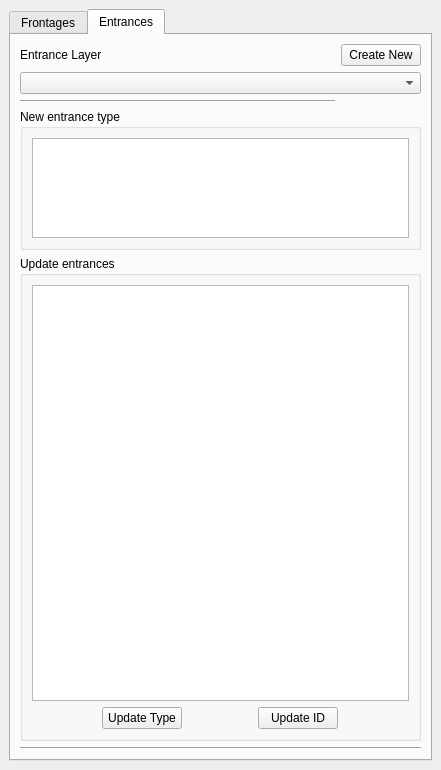
Qt form UrbanDataInput/urban_data_input_dockwidget_base.ui (spacesyntax/UrbanDataInputTool) before a commit.
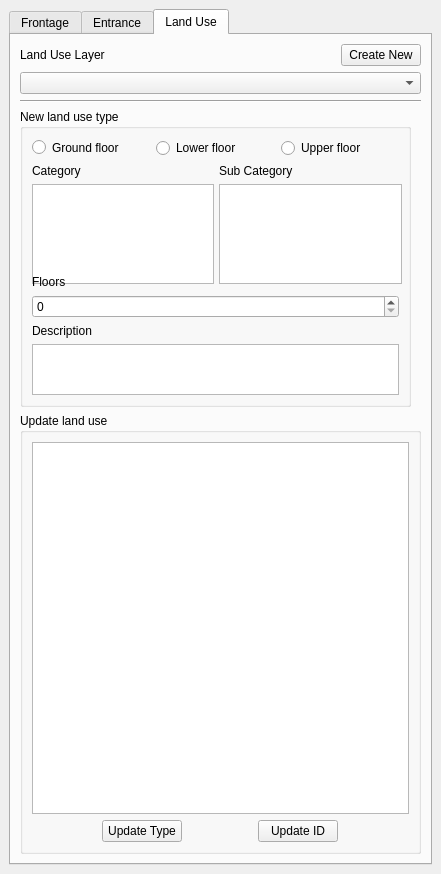
The same form after that commit.

```diff
--- a/UrbanDataInput/urban_data_input_dockwidget_base.ui
+++ b/UrbanDataInput/urban_data_input_dockwidget_base.ui
@@ -7,13 +7,13 @@
     <x>0</x>
     <y>0</y>
     <width>441</width>
-    <height>770</height>
+    <height>874</height>
    </rect>
   </property>
   <property name="minimumSize">
    <size>
     <width>441</width>
-    <height>579</height>
+    <height>592</height>
    </size>
   </property>
   <property name="windowTitle">
@@ -27,14 +27,14 @@
        <enum>QTabWidget::Rounded</enum>
       </property>
       <property name="currentIndex">
-       <number>1</number>
+       <number>2</number>
       </property>
       <property name="usesScrollButtons">
        <bool>true</bool>
       </property>
       <widget class="QWidget" name="tab">
        <attribute name="title">
-        <string>Frontages</string>
+        <string>Frontage</string>
        </attribute>
        <layout class="QVBoxLayout" name="verticalLayout_2" stretch="0,0,3,0">
         <item>
@@ -284,7 +284,7 @@
       </widget>
       <widget class="QWidget" name="tab_2">
        <attribute name="title">
-        <string>Entrances</string>
+        <string>Entrance</string>
        </attribute>
        <layout class="QVBoxLayout" name="verticalLayout_4">
         <item>
@@ -329,6 +329,12 @@
             <verstretch>0</verstretch>
            </sizepolicy>
           </property>
+          <property name="maximumSize">
+           <size>
+            <width>399</width>
+            <height>133</height>
+           </size>
+          </property>
           <property name="title">
            <string>New entrance type</string>
           </property>
@@ -358,7 +364,7 @@
         <item>
          <widget class="QGroupBox" name="groupBox_4">
           <property name="title">
-           <string>Update entrances</string>
+           <string>Update entrance</string>
           </property>
           <layout class="QGridLayout" name="gridLayout_7">
            <item row="0" column="0">
@@ -369,9 +375,9 @@
             </layout>
            </item>
            <item row="1" column="0">
-            <layout class="QHBoxLayout" name="horizontalLayout">
-             <item>
-              <widget class="QPushButton" name="pushButton_2">
+            <layout class="QGridLayout" name="gridLayout_8">
+             <item row="0" column="0">
+              <widget class="QPushButton" name="updateEntranceButton">
                <property name="sizePolicy">
                 <sizepolicy hsizetype="Maximum" vsizetype="Fixed">
                  <horstretch>0</horstretch>
@@ -383,8 +389,8 @@
                </property>
               </widget>
              </item>
-             <item>
-              <widget class="QPushButton" name="pushButton_3">
+             <item row="0" column="1">
+              <widget class="QPushButton" name="updateEntranceIDButton">
                <property name="sizePolicy">
                 <sizepolicy hsizetype="Maximum" vsizetype="Fixed">
                  <horstretch>0</horstretch>
@@ -410,6 +416,230 @@
         </item>
        </layout>
       </widget>
+      <widget class="QWidget" name="tab_3">
+       <attribute name="title">
+        <string>Land Use</string>
+       </attribute>
+       <layout class="QVBoxLayout" name="verticalLayout_5">
+        <item>
+         <layout class="QGridLayout" name="gridLayout_10">
+          <item row="0" column="1">
+           <widget class="QPushButton" name="pushButtonNewLUFile">
+            <property name="sizePolicy">
+             <sizepolicy hsizetype="Maximum" vsizetype="Fixed">
+              <horstretch>0</horstretch>
+              <verstretch>0</verstretch>
+             </sizepolicy>
+            </property>
+            <property name="text">
+             <string>Create New</string>
+            </property>
+           </widget>
+          </item>
+          <item row="1" column="0" colspan="2">
+           <widget class="QComboBox" name="useExistingLUcomboBox"/>
+          </item>
+          <item row="0" column="0">
+           <widget class="QLabel" name="label_landuselayer">
+            <property name="text">
+             <string>Land Use Layer</string>
+            </property>
+           </widget>
+          </item>
+          <item row="2" column="0" colspan="2">
+           <widget class="Line" name="line_5">
+            <property name="orientation">
+             <enum>Qt::Horizontal</enum>
+            </property>
+           </widget>
+          </item>
+         </layout>
+        </item>
+        <item>
+         <widget class="QGroupBox" name="groupBox_newlandusetype">
+          <property name="maximumSize">
+           <size>
+            <width>391</width>
+            <height>298</height>
+           </size>
+          </property>
+          <property name="title">
+           <string>New land use type</string>
+          </property>
+          <layout class="QGridLayout" name="gridLayout_9">
+           <item row="0" column="0" colspan="2">
+            <layout class="QHBoxLayout" name="horizontalLayout">
+             <item>
+              <widget class="QRadioButton" name="radioButton">
+               <property name="maximumSize">
+                <size>
+                 <width>16777215</width>
+                 <height>17</height>
+                </size>
+               </property>
+               <property name="text">
+                <string>Ground floor</string>
+               </property>
+              </widget>
+             </item>
+             <item>
+              <widget class="QRadioButton" name="radioButton_2">
+               <property name="text">
+                <string>Lower floor</string>
+               </property>
+              </widget>
+             </item>
+             <item>
+              <widget class="QRadioButton" name="radioButton_3">
+               <property name="text">
+                <string>Upper floor</string>
+               </property>
+              </widget>
+             </item>
+            </layout>
+           </item>
+           <item row="1" column="1">
+            <widget class="QLabel" name="label_lusubcategory">
+             <property name="text">
+              <string>Sub Category</string>
+             </property>
+            </widget>
+           </item>
+           <item row="1" column="0">
+            <widget class="QLabel" name="label_Lucategory">
+             <property name="text">
+              <string>Category</string>
+             </property>
+            </widget>
+           </item>
+           <item row="2" column="0">
+            <widget class="QListWidget" name="lucategorylistWidget">
+             <property name="sizePolicy">
+              <sizepolicy hsizetype="Expanding" vsizetype="Maximum">
+               <horstretch>0</horstretch>
+               <verstretch>0</verstretch>
+              </sizepolicy>
+             </property>
+             <property name="minimumSize">
+              <size>
+               <width>182</width>
+               <height>100</height>
+              </size>
+             </property>
+             <property name="maximumSize">
+              <size>
+               <width>182</width>
+               <height>100</height>
+              </size>
+             </property>
+             <property name="sortingEnabled">
+              <bool>false</bool>
+             </property>
+            </widget>
+           </item>
+           <item row="3" column="0">
+            <widget class="QLabel" name="label_lufloors">
+             <property name="text">
+              <string>Floors</string>
+             </property>
+            </widget>
+           </item>
+           <item row="6" column="0" colspan="2">
+            <widget class="QTextEdit" name="textEdit">
+             <property name="maximumSize">
+              <size>
+               <width>371</width>
+               <height>51</height>
+              </size>
+             </property>
+            </widget>
+           </item>
+           <item row="5" column="0">
+            <widget class="QLabel" name="label_ludescription">
+             <property name="text">
+              <string>Description</string>
+             </property>
+            </widget>
+           </item>
+           <item row="2" column="1">
+            <widget class="QListWidget" name="lusubcategorylistWidget">
+             <property name="sizePolicy">
+              <sizepolicy hsizetype="Expanding" vsizetype="Maximum">
+               <horstretch>0</horstretch>
+               <verstretch>0</verstretch>
+              </sizepolicy>
+             </property>
+             <property name="minimumSize">
+              <size>
+               <width>183</width>
+               <height>100</height>
+              </size>
+             </property>
+             <property name="maximumSize">
+              <size>
+               <width>183</width>
+               <height>100</height>
+              </size>
+             </property>
+             <property name="sortingEnabled">
+              <bool>false</bool>
+             </property>
+            </widget>
+           </item>
+           <item row="4" column="0" colspan="2">
+            <widget class="QSpinBox" name="spinBoxlufloors"/>
+           </item>
+          </layout>
+         </widget>
+        </item>
+        <item>
+         <widget class="QGroupBox" name="groupBox_updatelanduse">
+          <property name="title">
+           <string>Update land use</string>
+          </property>
+          <layout class="QGridLayout" name="gridLayout_11">
+           <item row="0" column="0">
+            <layout class="QHBoxLayout" name="horizontalLayout_5">
+             <item>
+              <widget class="QTableWidget" name="tableWidgetlanduse"/>
+             </item>
+            </layout>
+           </item>
+           <item row="1" column="0">
+            <layout class="QGridLayout" name="gridLayout_12">
+             <item row="0" column="0">
+              <widget class="QPushButton" name="updateEntranceButton_2">
+               <property name="sizePolicy">
+                <sizepolicy hsizetype="Maximum" vsizetype="Fixed">
+                 <horstretch>0</horstretch>
+                 <verstretch>0</verstretch>
+                </sizepolicy>
+               </property>
+               <property name="text">
+                <string>Update Type</string>
+               </property>
+              </widget>
+             </item>
+             <item row="0" column="1">
+              <widget class="QPushButton" name="updateEntranceIDButton_2">
+               <property name="sizePolicy">
+                <sizepolicy hsizetype="Maximum" vsizetype="Fixed">
+                 <horstretch>0</horstretch>
+                 <verstretch>0</verstretch>
+                </sizepolicy>
+               </property>
+               <property name="text">
+                <string>Update ID</string>
+               </property>
+              </widget>
+             </item>
+            </layout>
+           </item>
+          </layout>
+         </widget>
+        </item>
+       </layout>
+      </widget>
      </widget>
     </item>
    </layout>
```
Left out of the diff: 32 changed lines with no effect on the pictures.
